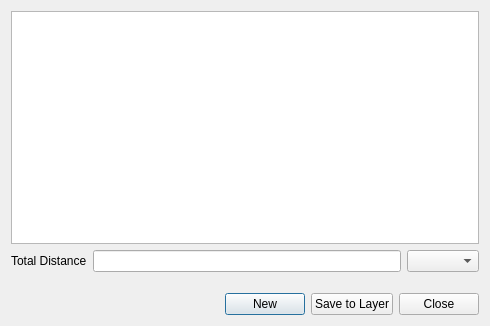
The window that ui/geodesicMeasureDialog.ui (NationalSecurityAgency/qgis-shapetools-plugin) describes before a commit, drawn with Qt 5.
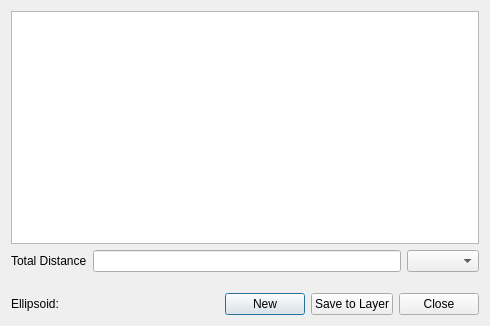
The same window after the commit.

Commit message: added the ability to change the ellipsoid

Diff of the .ui file:
```diff
--- a/ui/geodesicMeasureDialog.ui
+++ b/ui/geodesicMeasureDialog.ui
@@ -47,6 +47,13 @@
      <property name="topMargin">
       <number>15</number>
      </property>
+     <item>
+      <widget class="QLabel" name="geodLabel">
+       <property name="text">
+        <string>Ellipsoid: </string>
+       </property>
+      </widget>
+     </item>
      <item>
       <spacer name="horizontalSpacer">
        <property name="orientation">
```
The commit also changes 3 other files.
